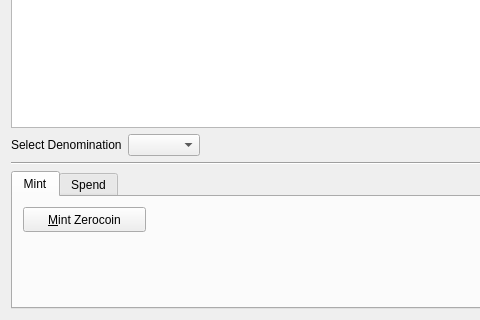
First picture: the form in src/qt/forms/zerocoinpage.ui, repository xinam-is-not-a-miner/GravityCoin, before the edit; both pictures show x 0 to 480 and y 135 to 455 of the 830 by 455 pixel window.
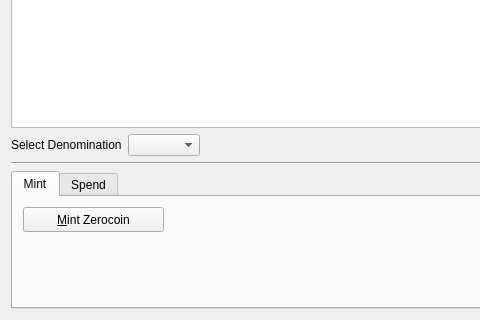
Second picture: the form after the edit. The open tabs and pages were chosen to show the change. Icons and pictures are not drawn.

```diff
--- a/src/qt/forms/zerocoinpage.ui
+++ b/src/qt/forms/zerocoinpage.ui
@@ -140,7 +140,7 @@
           <rect>
            <x>10</x>
            <y>10</y>
-           <width>123</width>
+           <width>141</width>
            <height>25</height>
           </rect>
          </property>
```
Left out of the diff: 4 changed lines with no effect on the pictures.
